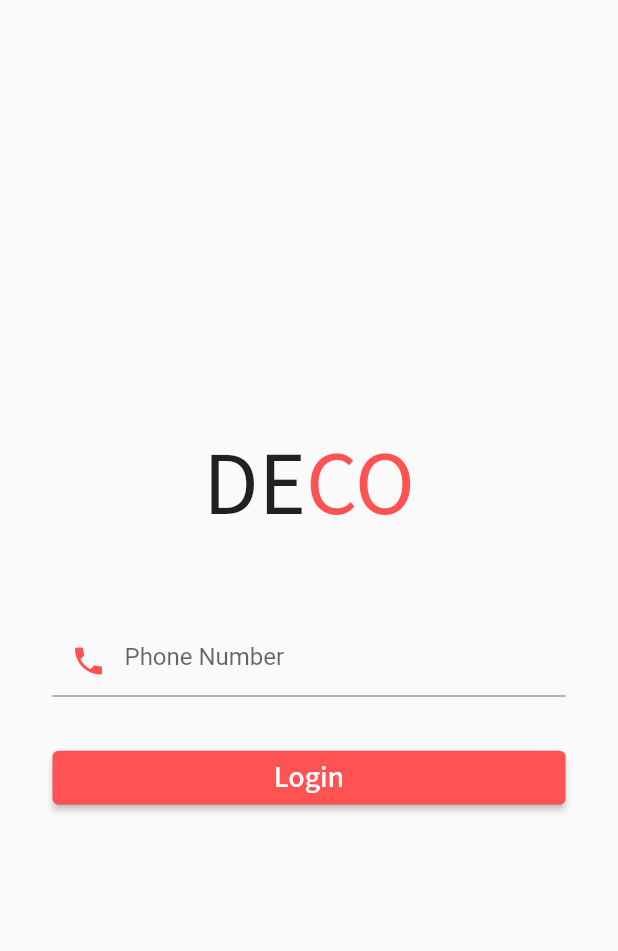
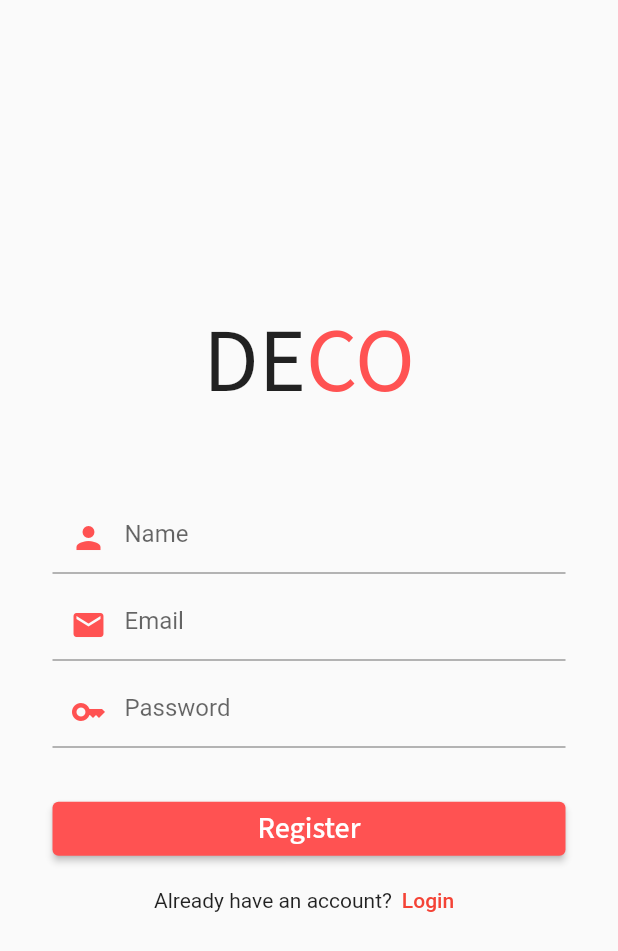
Before and after one commit to satyamnoob/decorator_app, a Flutter app: the screen it shows after launch, on a phone screen of 412 x 824 dp. Shown: the top 951 px of the screen. Run offline on Flutter 3.47's test engine with Material 2 defaults, Android fonts, the phone set to English and light mode, and no system bars; our stand-ins replace cloud_firestore, email_validator, firebase_auth, firebase_core, flutter_spinkit, google_fonts; accounts and stored records are empty.

Commit message:
login signup added

```diff
--- a/lib/screens/authenticate/authenticate.dart
+++ b/lib/screens/authenticate/authenticate.dart
@@ -1,6 +1,7 @@
+import 'package:decorator_app/screens/authenticate/register.dart';
 import 'package:flutter/material.dart';
 
-import 'log_in.dart';
+import 'login_screen.dart';
 
 class Authenticate extends StatefulWidget {
   const Authenticate({Key? key}) : super(key: key);
@@ -10,8 +11,18 @@ class Authenticate extends StatefulWidget {
 }
 
 class _AuthenticateState extends State<Authenticate> {
+  bool isLogin = false;
+  void toggleView() {
+    setState(() {
+      isLogin = !isLogin;
+    });
+  }
   @override
   Widget build(BuildContext context) {
-    return Login();
+    if (isLogin) {
+      return LoginScreen(toggleView: toggleView);
+    } else {
+      return RegisterSreen(toggleView: toggleView);
+    }
   }
 }
--- a/lib/screens/authenticate/log_in.dart
+++ /dev/null
@@ -1,211 +0,0 @@
-import 'package:firebase_auth/firebase_auth.dart';
-import 'package:flutter/material.dart';
-import 'package:google_fonts/google_fonts.dart';
-
-import '../../services/auth.dart';
-import '../../services/loading.dart';
-import '../../shared/constants.dart';
-
-class Login extends StatefulWidget {
-  const Login({Key? key}) : super(key: key);
-
-  @override
-  State<Login> createState() => _LoginState();
-}
-
-class _LoginState extends State<Login> {
-  final FirebaseAuth _auth = FirebaseAuth.instance;
-  final TextEditingController _phoneController = TextEditingController();
-  final TextEditingController _otpController = TextEditingController();
-  final _formKey = GlobalKey<FormState>();
-  bool _isLoading = false;
-  bool _isOtp = false;
-  String? _verificationId = "";
-
-  void showSnackbar(String message) {
-    ScaffoldMessenger.of(context)
-        .showSnackBar(SnackBar(content: Text(message)));
-  }
-
-  void _formSubmission() async {
-    if (_formKey.currentState!.validate()) {
-      setState(() {
-        _isLoading = true;
-      });
-      await _auth.verifyPhoneNumber(
-        phoneNumber: '+91${_phoneController.text}',
-        verificationCompleted: (phoneAuthCredential) async {
-          _verificationId = phoneAuthCredential.verificationId;
-          await _auth.signInWithCredential(phoneAuthCredential);
-          print("In phone verification completed");
-        },
-        verificationFailed: (error) async {
-          setState(() {
-            _isLoading = false;
-            _isOtp = true;
-          });
-          print(error.toString());
-        },
-        codeSent: (verificationId, forceResendingToken) async {
-          setState(() {
-            _isLoading = false;
-            _isOtp = true;
-          });
-          try {
-            print("In Code Sent");
-            final phoneAuthCredential = PhoneAuthProvider.credential(
-              verificationId: verificationId,
-              smsCode: _otpController.text.trim(),
-            );
-            UserCredential userCredential = await _auth.signInWithCredential(phoneAuthCredential);
-            print(userCredential.user);
-          } catch (e) {
-            print(e.toString());
-          }
-        },
-        codeAutoRetrievalTimeout: (verificationId) async {
-          setState(() {
-            _isOtp = false;
-            _isLoading = false;
-          });
-        },
-      );
-    }
-  }
-
-  @override
-  Widget build(BuildContext context) {
-    return _isLoading
-        ? const Loading()
-        : Scaffold(
-            body: Column(
-              mainAxisAlignment: MainAxisAlignment.center,
-              children: [
-                Padding(
-                  padding: const EdgeInsets.fromLTRB(0, 0, 0, 30),
-                  child: Row(
-                    mainAxisAlignment: MainAxisAlignment.center,
-                    children: [
-                      Text(
-                        "DE",
-                        style: GoogleFonts.sourceSansPro(
-                          fontSize: 60,
-                        ),
-                      ),
-                      Text(
-                        "CO",
-                        style: GoogleFonts.sourceSansPro(
-                          fontSize: 60,
-                          color: Colors.redAccent,
-                        ),
-                      ),
-                    ],
-                  ),
-                ),
-                Container(
-                  padding: const EdgeInsets.symmetric(
-                    horizontal: 35,
-                  ),
-                  child: Form(
-                    key: _formKey,
-                    child: Column(
-                      children: [
-                        const SizedBox(
-                          height: 20,
-                        ),
-                        !_isOtp
-                            ? TextFormField(
-                                decoration: inputDecoration.copyWith(
-                                  hintText: 'Phone Number',
-                                  prefixIcon: const Icon(
-                                    Icons.phone,
-                                    color: Colors.redAccent,
-                                  ),
-                                ),
-                                controller: _phoneController,
-                                keyboardType: TextInputType.number,
-                                textInputAction: TextInputAction.next,
-                                validator: (value) {
-                                  if (value!.isEmpty) {
-                                    return "Enter phone number";
-                                  } else if (!RegExp(r"^(?:[+0]9)?[0-9]{10}$")
-                                      .hasMatch(value)) {
-                                    return "Enter a valid phone number";
-                                  } else {
-                                    return null;
-                                  }
-                                },
-                              )
-                            : TextFormField(
-                                decoration: inputDecoration.copyWith(
-                                  hintText: 'Otp',
-                                  prefixIcon: const Icon(
-                                    Icons.numbers,
-                                    color: Colors.redAccent,
-                                  ),
-                                ),
-                                controller: _otpController,
-                                keyboardType: TextInputType.number,
-                                textInputAction: TextInputAction.done,
-                                validator: (value) {
-                                  if (value!.isEmpty) {
-                                    return "Enter otp";
-                                  } else {
-                                    return null;
-                                  }
-                                },
-                              ),
-                        const SizedBox(
-                          height: 15,
-                        ),
-                        const SizedBox(
-                          height: 15,
-                        ),
-                        !_isOtp
-                            ? SizedBox(
-                                width: double.infinity,
-                                child: ElevatedButton(
-                                  style: ButtonStyle(
-                                    backgroundColor:
-                                        MaterialStateProperty.all<Color>(
-                                            Colors.redAccent),
-                                  ),
-                                  onPressed: () {
-                                    _formSubmission();
-                                  },
-                                  child: Text(
-                                    'Login',
-                                    style: GoogleFonts.sourceSansPro(
-                                      fontSize: 20,
-                                    ),
-                                  ),
-                                ),
-                              )
-                            : SizedBox(
-                                width: double.infinity,
-                                child: ElevatedButton(
-                                  style: ButtonStyle(
-                                    backgroundColor:
-                                        MaterialStateProperty.all<Color>(
-                                            Colors.redAccent),
-                                  ),
-                                  onPressed: () async {
-                                    _formSubmission();
-                                  },
-                                  child: Text(
-                                    'Verify Otp',
-                                    style: GoogleFonts.sourceSansPro(
-                                      fontSize: 20,
-                                    ),
-                                  ),
-                                ),
-                              ),
-                      ],
-                    ),
-                  ),
-                ),
-              ],
-            ),
-          );
-  }
-}
--- /dev/null
+++ b/lib/screens/authenticate/register.dart
@@ -0,0 +1,202 @@
+import 'package:flutter/material.dart';
+import 'package:email_validator/email_validator.dart';
+import 'package:google_fonts/google_fonts.dart';
+
+import '../../services/auth.dart';
+import '../../services/loading.dart';
+import '../../shared/constants.dart';
+
+class RegisterSreen extends StatefulWidget {
+  final VoidCallback toggleView;
+  const RegisterSreen({
+    Key? key,
+    required this.toggleView,
+  }) : super(key: key);
+
+  @override
+  State<RegisterSreen> createState() => _RegisterSreenState();
+}
+
+class _RegisterSreenState extends State<RegisterSreen> {
+  final _auth = AuthService();
+  final TextEditingController _emailController = TextEditingController();
+  final TextEditingController _passwordController = TextEditingController();
+  final TextEditingController _nameController = TextEditingController();
+  final _formKey = GlobalKey<FormState>();
+  bool _isLoading = false;
+
+  void showSnackbar(String message) {
+    ScaffoldMessenger.of(context)
+        .showSnackBar(SnackBar(content: Text(message)));
+  }
+
+  void _formSubmission() async {
+    if (_formKey.currentState!.validate()) {
+      setState(() {
+        _isLoading = true;
+      });
+      dynamic result = await _auth.registerUser(
+        _emailController.text.trim(),
+        _passwordController.text.trim(),
+        _nameController.text.trim(),
+      );
+      setState(() {
+        _isLoading = false;
+      });
+      if (result is String) {
+        showSnackbar(result);
+      } else {
+        print(result);
+      }
+    }
+  }
+
+  @override
+  Widget build(BuildContext context) {
+    return _isLoading
+        ? const Loading()
+        : Scaffold(
+            body: Column(
+              mainAxisAlignment: MainAxisAlignment.center,
+              children: [
+                Padding(
+                  padding: const EdgeInsets.fromLTRB(0, 0, 0, 30),
+                  child: Row(
+                    mainAxisAlignment: MainAxisAlignment.center,
+                    children: [
+                      Text(
+                        "DE",
+                        style: GoogleFonts.sourceSansPro(
+                          fontSize: 60,
+                        ),
+                      ),
+                      Text(
+                        "CO",
+                        style: GoogleFonts.sourceSansPro(
+                          fontSize: 60,
+                          color: Colors.redAccent,
+                        ),
+                      ),
+                    ],
+                  ),
+                ),
+                Container(
+                  padding: const EdgeInsets.symmetric(
+                    horizontal: 35,
+                  ),
+                  child: Form(
+                    key: _formKey,
+                    child: Column(
+                      children: [
+                        const SizedBox(
+                          height: 20,
+                        ),
+                        TextFormField(
+                          decoration: inputDecoration.copyWith(
+                            hintText: 'Name',
+                            prefixIcon: const Icon(
+                              Icons.person,
+                              color: Colors.redAccent,
+                            ),
+                          ),
+                          controller: _nameController,
+                          keyboardType: TextInputType.text,
+                          textInputAction: TextInputAction.next,
+                          validator: (value) {
+                            if(!RegExp(r"^[a-zA-Z]+(([',. -][a-zA-Z ])?[a-zA-Z]*)*$").hasMatch(value!)) {
+                              return "Enter full name";
+                            }
+                            else {
+                              return null;
+                            }
+                          }
+                        ),
+                        const SizedBox(
+                          height: 10,
+                        ),
+                        TextFormField(
+                          decoration: inputDecoration.copyWith(
+                            hintText: 'Email',
+                            prefixIcon: const Icon(
+                              Icons.email,
+                              color: Colors.redAccent,
+                            ),
+                          ),
+                          controller: _emailController,
+                          keyboardType: TextInputType.emailAddress,
+                          textInputAction: TextInputAction.next,
+                          validator: (value) => EmailValidator.validate(value!)
+                              ? null
+                              : "Please enter a valid email",
+                        ),
+                        const SizedBox(
+                          height: 10,
+                        ),
+                        TextFormField(
+                          decoration: inputDecoration.copyWith(
+                            hintText: 'Password',
+                            prefixIcon: const Icon(
+                              Icons.key,
+                              color: Colors.redAccent,
+                            ),
+                          ),
+                          obscureText: true,
+                          controller: _passwordController,
+                          keyboardType: TextInputType.text,
+                          textInputAction: TextInputAction.next,
+                          validator: (value) {
+                            if (value!.isEmpty) {
+                              return "Enter a password";
+                            } else if (value.length < 6) {
+                              return "Enter a strong password";
+                            } else {
+                              return null;
+                            }
+                          },
+                        ),
+                        const SizedBox(
+                          height: 30,
+                        ),
+                        SizedBox(
+                          width: double.infinity,
+                          child: ElevatedButton(
+                            style: ButtonStyle(
+                              backgroundColor: MaterialStateProperty.all<Color>(
+                                  Colors.redAccent),
+                            ),
+                            onPressed: () {
+                              _formSubmission();
+                            },
+                            child: Text(
+                              'Register',
+                              style: GoogleFonts.sourceSansPro(
+                                fontSize: 20,
+                              ),
+                            ),
+                          ),
+                        ),
+                        Row(
+                          mainAxisAlignment: MainAxisAlignment.center,
+                          children: [
+                            const Text('Already have an account?'),
+                            TextButton(
+                              style: TextButton.styleFrom(
+                                padding: EdgeInsets.zero,
+                                minimumSize: Size.zero,
+                              ),
+                              onPressed: () {
+                                widget.toggleView();
+                              },
+                              child: const Text('Login'),
+                            ),
+                          ],
+                        ),
+                      ],
+                    ),
+                  ),
+                ),
+              ],
+            ),
+          );
+  }
+}
--- a/lib/services/auth.dart
+++ b/lib/services/auth.dart
@@ -15,71 +15,40 @@ class AuthService {
     return user != null ? MyUser(uid: user.uid) : null;
   }
 
-  // // Register User With Email and Password
-  // Future<dynamic> registerUser(String email, String password) async {
-  //   try {
-  //     UserCredential userCredential = await _auth
-  //         .createUserWithEmailAndPassword(email: email, password: password);
-  //     User? user = userCredential.user;
-  //     return _userFromFirebaseUser(user);
-  //   } on FirebaseAuthException catch (e) {
-  //     if (e.code == 'weak-password') {
-  //       return 'The password provided is too weak.';
-  //     } else if (e.code == 'email-already-in-use') {
-  //       return 'The account already exists for that email.';
-  //     }
-  //   } catch (e) {
-  //     print(e);
-  //     return e.toString();
-  //   }
-  // }
+  // Register User With Email and Password
+  Future<dynamic> registerUser(String email, String password, String name) async {
+    try {
+      UserCredential userCredential = await _auth
+          .createUserWithEmailAndPassword(email: email, password: password);
+      User? user = userCredential.user;
+      return _userFromFirebaseUser(user);
+    } on FirebaseAuthException catch (e) {
+      if (e.code == 'weak-password') {
+        return 'The password provided is too weak.';
+      } else if (e.code == 'email-already-in-use') {
+        return 'The account already exists for that email.';
+      }
+    } catch (e) {
+      print(e);
+      return e.toString();
+    }
+  }
 
-  // // Sign In User With Email and Password
-  // Future<dynamic> signInUser(String email, String password) async {
-  //   try {
-  //     UserCredential userCredential = await _auth.signInWithEmailAndPassword(
-  //         email: email, password: password);
-  //     User? user = userCredential.user;
-  //     return _userFromFirebaseUser(user);
-  //   } on FirebaseAuthException catch (e) {
-  //     if (e.code == 'user-not-found') {
-  //       return 'No user found for that email.';
-  //     } else if (e.code == 'wrong-password') {
-  //       return 'Wrong password provided for that user.';
-  //     }
-  //   }
-  // }
-
-  // Login User with phone number
-  // Future loginWithPhoneNumber(String? phoneNumber) async {
-  //   try {
-  //     MyUser? user;
-  //     return await _auth.verifyPhoneNumber(
-  //       phoneNumber: phoneNumber,
-  //       verificationCompleted: (PhoneAuthCredential phoneAuthCredential) async {
-  //         UserCredential userCredential =  await _auth.signInWithCredential(phoneAuthCredential);
-  //         user  = _userFromFirebaseUser(userCredential.user);
-
-  //       },
-  //       timeout: const Duration(
-  //         seconds: 60,
-  //       ),
-  //       verificationFailed: (FirebaseAuthException e) {
-  //         if (e.code == 'invalid-phone-number') {
-  //           print('The provided phone number is not valid.');
-  //         }
-  //       },
-  //       codeSent: (verificationId, forceResendingToken) async {
-  //         String smsCode = 'xxxx';
-  //         PhoneAuthCredential credential = PhoneAuthProvider.credential(
-  //             verificationId: verificationId, smsCode: smsCode);
-  //         await _auth.signInWithCredential(credential);
-  //       },
-  //       codeAutoRetrievalTimeout: (verificationId) {},
-  //     );
-  //   } catch (e) {}
-
-  // }
+  // Sign In User With Email and Password
+  Future<dynamic> signInUser(String email, String password) async {
+    try {
+      UserCredential userCredential = await _auth.signInWithEmailAndPassword(
+          email: email, password: password);
+      User? user = userCredential.user;
+      return _userFromFirebaseUser(user);
+    } on FirebaseAuthException catch (e) {
+      if (e.code == 'user-not-found') {
+        return 'No user found for that email.';
+      } else if (e.code == 'wrong-password') {
+        return 'Wrong password provided for that user.';
+      }
+    }
+  }
 
   //Sign Out
   Future signOut() async {
--- a/pubspec.yaml
+++ b/pubspec.yaml
@@ -40,6 +40,7 @@ dependencies:
   provider: ^6.0.3
   flutter_spinkit: ^5.1.0
   google_fonts: ^3.0.1
+  email_validator: ^2.1.17
 
 dev_dependencies:
   flutter_test:
```
Also changed, not shown: lib/screens/authenticate/login_screen.dart (added, +177 -0 lines), lib/services/database.dart (added, +8 -0 lines), pubspec.lock.
